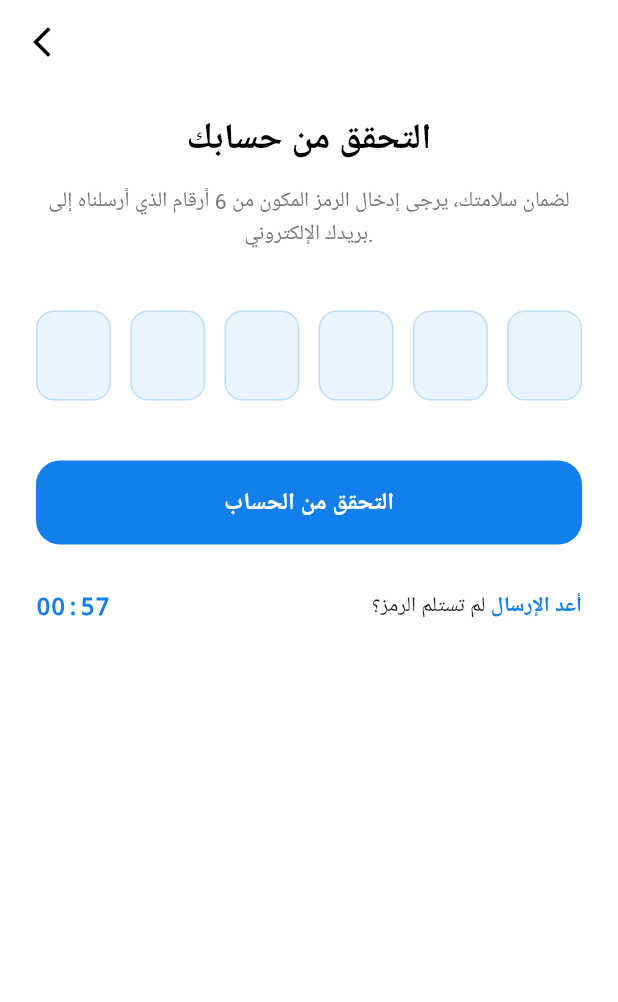
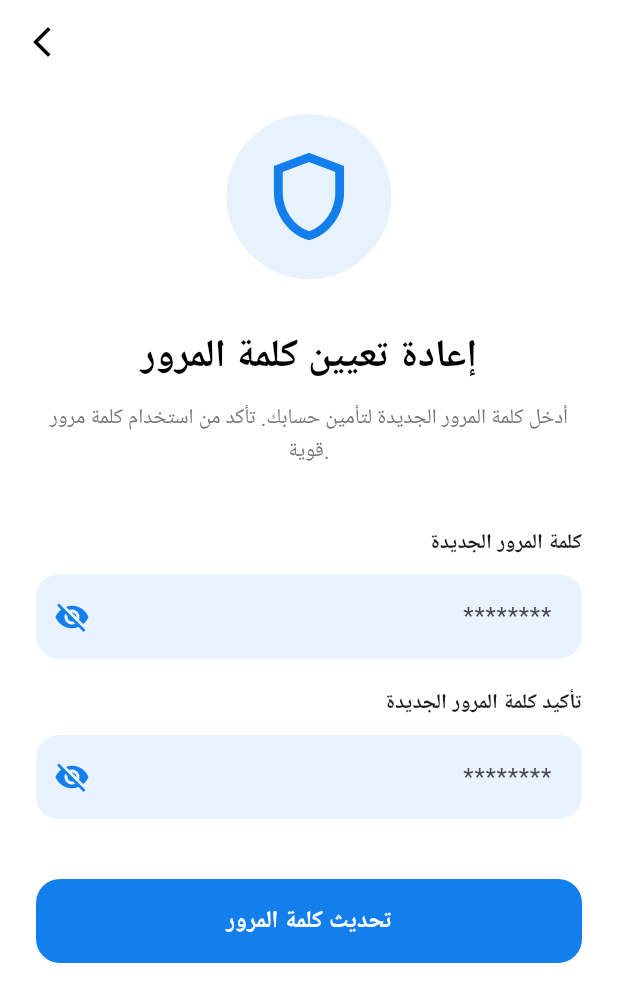
Before and after one commit to 3moor-dot/Gear_Up_App, a Flutter app: the VerificationPage screen opened directly, after a tap on "التحقق من الحساب", on a phone screen of 412 x 824 dp. Shown: the top 1002 px of the screen. Run offline on Flutter 3.47's test engine with Material 3 defaults, Android fonts, the phone set to English and light mode, and no system bars; our stand-ins replace font_awesome_flutter; Roboto replaces fonts that are missing (Arial).

Commit message:
Add reset password

```diff
--- /dev/null
+++ b/lib/pages/Reset_Password/reset_password.dart
@@ -0,0 +1,170 @@
+import 'package:flutter/material.dart';
+
+class ResetPasswordPage extends StatefulWidget {
+  const ResetPasswordPage({super.key});
+
+  @override
+  State<ResetPasswordPage> createState() => _ResetPasswordPageState();
+}
+
+class _ResetPasswordPageState extends State<ResetPasswordPage> {
+  // متغيرات للتحكم في إظهار وإخفاء كلمة المرور
+  bool _isPasswordVisible = false;
+  bool _isConfirmVisible = false;
+
+  @override
+  Widget build(BuildContext context) {
+    final isDark = Theme.of(context).brightness == Brightness.dark;
+    final primaryColor = const Color(0xFF137FEC);
+
+    return Scaffold(
+      appBar: AppBar(
+        backgroundColor: Colors.transparent,
+        elevation: 0,
+        leading: IconButton(
+          icon: Icon(Icons.arrow_back_ios_new, color: isDark ? Colors.white : Colors.black),
+          onPressed: () => Navigator.pop(context),
+        ),
+      ),
+      body: SafeArea(
+        child: SingleChildScrollView(
+          padding: const EdgeInsets.symmetric(horizontal: 24.0),
+          child: Column(
+            children: [
+              const SizedBox(height: 20),
+
+              // ICON Illustration
+              Container(
+                padding: const EdgeInsets.all(20),
+                decoration: BoxDecoration(
+                  color: primaryColor.withOpacity(0.1),
+                  shape: BoxShape.circle,
+                ),
+                child: Icon(Icons.shield_outlined, size: 70, color: primaryColor),
+              ),
+
+              const SizedBox(height: 32),
+
+              // Header
+              Text(
+                "إعادة تعيين كلمة المرور",
+                style: TextStyle(
+                  fontSize: 26,
+                  fontWeight: FontWeight.bold,
+                  color: isDark ? Colors.white : Colors.black
+                ),
+              ),
+              const SizedBox(height: 12),
+              Text(
+                "أدخل كلمة المرور الجديدة لتأمين حسابك. تأكد من استخدام كلمة مرور قوية.",
+                textAlign: TextAlign.center,
+                style: TextStyle(
+                  color: isDark ? Colors.grey[400] : Colors.grey[600],
+                  height: 1.5
+                ),
+              ),
+
+              const SizedBox(height: 40),
+
+              // NEW PASSWORD FIELD
+              _buildPasswordField(
+                label: "كلمة المرور الجديدة",
+                isVisible: _isPasswordVisible,
+                onToggle: () => setState(() => _isPasswordVisible = !_isPasswordVisible),
+                isDark: isDark,
+                primaryColor: primaryColor,
+              ),
+
+              const SizedBox(height: 20),
+
+              // CONFIRM PASSWORD FIELD
+              _buildPasswordField(
+                label: "تأكيد كلمة المرور الجديدة",
+                isVisible: _isConfirmVisible,
+                onToggle: () => setState(() => _isConfirmVisible = !_isConfirmVisible),
+                isDark: isDark,
+                primaryColor: primaryColor,
+              ),
+
+              const SizedBox(height: 40),
+
+              // SUBMIT BUTTON
+              ElevatedButton(
+                onPressed: () {
+                  // هنا نضع منطق العودة لصفحة تسجيل الدخول بعد النجاح
+                  _showSuccessDialog(context, primaryColor);
+                },
+                style: ElevatedButton.styleFrom(
+                  backgroundColor: primaryColor,
+                  minimumSize: const Size(double.infinity, 56),
+                  shape: RoundedRectangleBorder(borderRadius: BorderRadius.circular(16)),
+                  elevation: 0,
+                ),
+                child: const Text(
+                  "تحديث كلمة المرور",
+                  style: TextStyle(fontSize: 16, fontWeight: FontWeight.bold, color: Colors.white),
+                ),
+              ),
+            ],
+          ),
+        ),
+      ),
+    );
+  }
+
+  // --- Helpers ---
+
+  Widget _buildPasswordField({
+    required String label,
+    required bool isVisible,
+    required VoidCallback onToggle,
+    required bool isDark,
+    required Color primaryColor,
+  }) {
+    return Column(
+      crossAxisAlignment: CrossAxisAlignment.end,
+      children: [
+        Text(label, style: const TextStyle(fontWeight: FontWeight.bold)),
+        const SizedBox(height: 10),
+        Container(
+          decoration: BoxDecoration(
+            color: isDark ? const Color(0xFF137FEC).withOpacity(0.1) : const Color(0xFFE8F3FF),
+            borderRadius: BorderRadius.circular(15),
+          ),
+          child: TextField(
+            obscureText: !isVisible,
+            textAlign: TextAlign.right,
+            decoration: InputDecoration(
+              hintText: "********",
+              prefixIcon: IconButton(
+                icon: Icon(isVisible ? Icons.visibility : Icons.visibility_off, color: primaryColor),
+                onPressed: onToggle,
+              ),
+              border: InputBorder.none,
+              contentPadding: const EdgeInsets.symmetric(horizontal: 20, vertical: 16),
+            ),
+          ),
+        ),
+      ],
+    );
+  }
+
+  void _showSuccessDialog(BuildContext context, Color primaryColor) {
+    showDialog(
+      context: context,
+      builder: (context) => AlertDialog(
+        shape: RoundedRectangleBorder(borderRadius: BorderRadius.circular(20)),
+        title: const Text("تم بنجاح", textAlign: TextAlign.center),
+        content: const Text("تم تحديث كلمة المرور الخاصة بك بنجاح، يمكنك الآن تسجيل الدخول.", textAlign: TextAlign.center),
+        actions: [
+          Center(
+            child: TextButton(
+              onPressed: () => Navigator.of(context).popUntil((route) => route.isFirst),
+              child: Text("تسجيل الدخول", style: TextStyle(color: primaryColor, fontWeight: FontWeight.bold)),
+            ),
+          )
+        ],
+      ),
+    );
+  }
+}
--- a/lib/pages/Verfiy_Account/verfiy_account.dart
+++ b/lib/pages/Verfiy_Account/verfiy_account.dart
@@ -1,6 +1,7 @@
 import 'dart:async';
 import 'package:flutter/material.dart';
 import 'package:flutter/services.dart';
+import 'package:gear_up_app/pages/Reset_Password/reset_password.dart';
 
 class VerificationPage extends StatefulWidget {
   const VerificationPage({super.key});
@@ -99,7 +100,10 @@ class _VerificationPageState extends State<VerificationPage> {
               // Verify Button
               ElevatedButton(
                 onPressed: () {
-                  // Navigator.push(context, MaterialPageRoute(builder: (context) => const ResetPasswordPage()));
+                  Navigator.push(
+                    context,
+                    MaterialPageRoute(builder: (context) => const ResetPasswordPage()),
+                  );
                 },
                 style: ElevatedButton.styleFrom(
                   backgroundColor: primaryColor,
```
